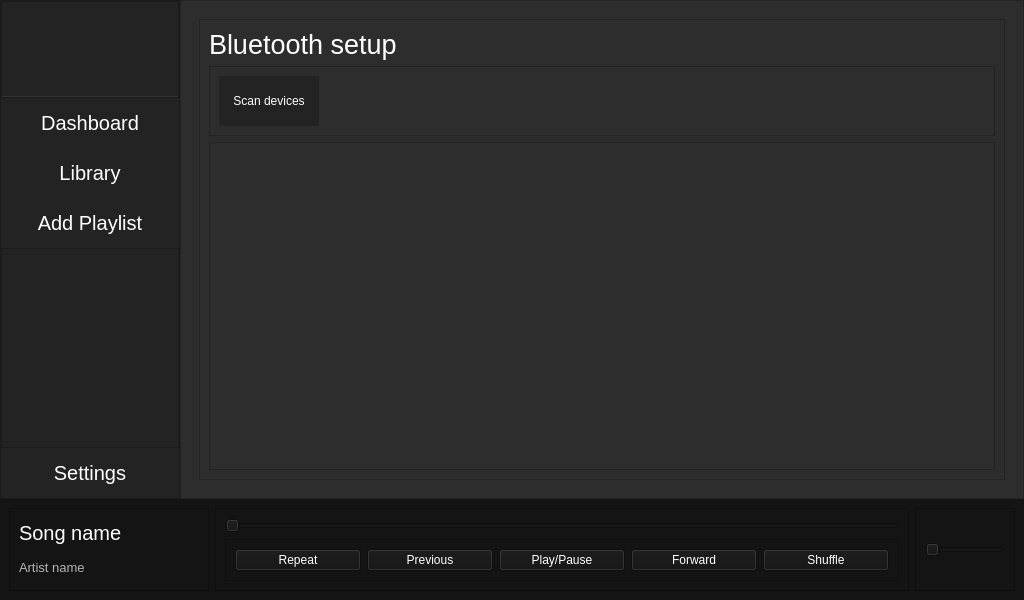
Old version of the form views/ui_main.ui in the repository quangmnh/please-work-this-time.
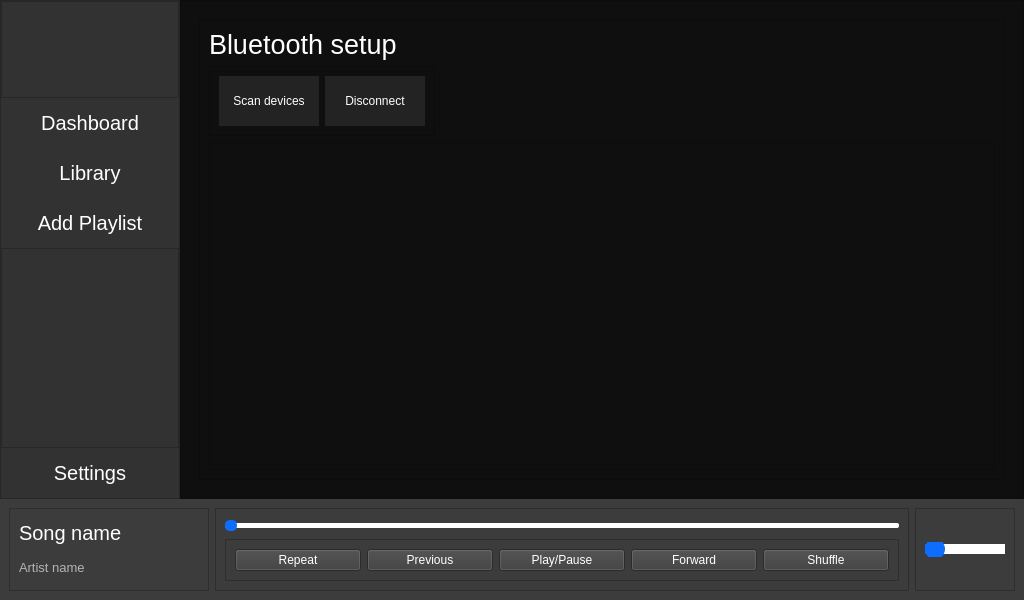
New version of the form. The open tabs and pages were chosen to show the change.

Commit message: Added declarations and button connections

```diff
--- a/views/ui_main.ui
+++ b/views/ui_main.ui
@@ -45,7 +45,7 @@
     <item>
      <widget class="QFrame" name="Content">
       <property name="styleSheet">
-       <string notr="true">background-color: rgb(45, 45, 45);</string>
+       <string notr="true">background-color: rgb(15, 15, 15);</string>
       </property>
       <property name="frameShape">
        <enum>QFrame::NoFrame</enum>
@@ -84,7 +84,7 @@
           </size>
          </property>
          <property name="styleSheet">
-          <string notr="true">background-color: rgb(35, 35, 35);</string>
+          <string notr="true">background-color: rgb(50, 50, 50);</string>
          </property>
          <property name="frameShape">
           <enum>QFrame::StyledPanel</enum>
@@ -173,7 +173,7 @@
                <property name="styleSheet">
                 <string notr="true">QPushButton {
 	color: rgb(255,255,255);
- 	background-color: rgb(35,35,35);
+ 	background-color: rgb(50,50,50);
 	border: 0px solid;
 }
 QPushButton:hover {
@@ -201,7 +201,7 @@
                <property name="styleSheet">
                 <string notr="true">QPushButton {
 	color: rgb(255,255,255);
- 	background-color: rgb(35,35,35);
+ 	background-color: rgb(50,50,50);
 	border: 0px solid;
 }
 QPushButton:hover {
@@ -229,7 +229,7 @@
                <property name="styleSheet">
                 <string notr="true">QPushButton {
 	color: rgb(255,255,255);
- 	background-color: rgb(35,35,35);
+ 	background-color: rgb(50,50,50);
 	border: 0px solid;
 }
 QPushButton:hover {
@@ -281,7 +281,7 @@
                <property name="styleSheet">
                 <string notr="true">QPushButton {
 	color: rgb(255,255,255);
- 	background-color: rgb(35,35,35);
+ 	background-color: rgb(50,50,50);
 	border: 0px solid;
 }
 QPushButton:hover {
@@ -310,6 +310,9 @@
          <layout class="QVBoxLayout" name="verticalLayout_4">
           <item>
            <widget class="QStackedWidget" name="Pages_Widget">
+            <property name="currentIndex">
+             <number>5</number>
+            </property>
             <widget class="QWidget" name="page_dashboard">
              <layout class="QVBoxLayout" name="verticalLayout_7">
               <item>
@@ -614,6 +617,9 @@
                  </item>
                  <item>
                   <widget class="QFrame" name="frame_settings_emotion_playlist_map_content">
+                   <property name="styleSheet">
+                    <string notr="true">background-color: rgb(35,35,35);</string>
+                   </property>
                    <property name="frameShape">
                     <enum>QFrame::StyledPanel</enum>
                    </property>
@@ -893,7 +899,7 @@
                    </property>
                   </widget>
                  </item>
-                 <item>
+                 <item alignment="Qt::AlignLeft">
                   <widget class="QFrame" name="frame_settings_bluetooth_content">
                    <property name="minimumSize">
                     <size>
@@ -907,7 +913,7 @@
                    <property name="frameShadow">
                     <enum>QFrame::Raised</enum>
                    </property>
-                   <layout class="QVBoxLayout" name="verticalLayout_28">
+                   <layout class="QHBoxLayout" name="horizontalLayout_5">
                     <item>
                      <widget class="QPushButton" name="btn_settings_bluetooth_scan_devices">
                       <property name="minimumSize">
@@ -937,6 +943,35 @@
                       </property>
                      </widget>
                     </item>
+                    <item>
+                     <widget class="QPushButton" name="btn_settings_bluetooth_disconnect">
+                      <property name="minimumSize">
+                       <size>
+                        <width>100</width>
+                        <height>50</height>
+                       </size>
+                      </property>
+                      <property name="maximumSize">
+                       <size>
+                        <width>100</width>
+                        <height>16777215</height>
+                       </size>
+                      </property>
+                      <property name="styleSheet">
+                       <string notr="true">QPushButton {
+	color: rgb(255,255,255);
+ 	background-color: rgb(35,35,35);
+	border: 0px solid;
+}
+QPushButton:hover {
+	background-color: rgb(85, 170, 255);
+}</string>
+                      </property>
+                      <property name="text">
+                       <string>Disconnect</string>
+                      </property>
+                     </widget>
+                    </item>
                    </layout>
                   </widget>
                  </item>
@@ -1169,7 +1204,7 @@
        </size>
       </property>
       <property name="styleSheet">
-       <string notr="true">background-color: rgb(20, 20, 20);</string>
+       <string notr="true">background-color: rgb(60, 60, 60);</string>
       </property>
       <property name="frameShape">
        <enum>QFrame::NoFrame</enum>
@@ -1234,6 +1269,9 @@
        </item>
        <item>
         <widget class="QFrame" name="frame_player_navigator">
+         <property name="styleSheet">
+          <string notr="true"/>
+         </property>
          <property name="frameShape">
           <enum>QFrame::StyledPanel</enum>
          </property>
@@ -1243,6 +1281,33 @@
          <layout class="QVBoxLayout" name="verticalLayout_27">
           <item>
            <widget class="QSlider" name="slider_player_navigator_progress_bar">
+            <property name="styleSheet">
+             <string notr="true">QSlider::groove:horizontal { 
+	background-color: white;
+	border: 0px solid #424242; 
+	height: 5px; 
+	border-radius: 2px;
+}
+
+QSlider::handle:horizontal { 
+	background-color: #0d6efd; 
+	border: 2px solid #0d6efd; 
+	width: 8px; 
+	height: 10px; 
+	line-height: 10px; 
+	margin-top: -3px; 
+	margin-bottom: -3px; 
+	border-radius: 5px; 
+}
+
+QSlider::handle:horizontal:hover { 
+	border-radius: 5px;
+}
+
+QSlider::sub-page:horizontal {
+	background-color: #0d6efd;
+}</string>
+            </property>
             <property name="orientation">
              <enum>Qt::Horizontal</enum>
             </property>
@@ -1336,6 +1401,33 @@
          <layout class="QHBoxLayout" name="horizontalLayout_10">
           <item>
            <widget class="QSlider" name="slider_player_volume">
+            <property name="styleSheet">
+             <string notr="true">QSlider::groove:horizontal { 
+	background-color: white;
+	border: 0px solid #424242; 
+	height: 10px; 
+}
+
+QSlider::handle:horizontal { 
+	background-color: #0d6efd; 
+	border: 2px solid #0d6efd; 
+	width: 16px; 
+	height: 20px; 
+	line-height: 20px; 
+	margin-top: -5px; 
+	margin-bottom: -5px; 
+	border-radius: 10px; 
+}
+
+QSlider::handle:horizontal:hover { 
+	border-radius: 10px;
+}
+
+QSlider::sub-page:horizontal {
+	background-color: #0d6efd;
+	border-radius: 4pxl
+}</string>
+            </property>
             <property name="orientation">
              <enum>Qt::Horizontal</enum>
             </property>
```
The commit also changes 4 other files.
